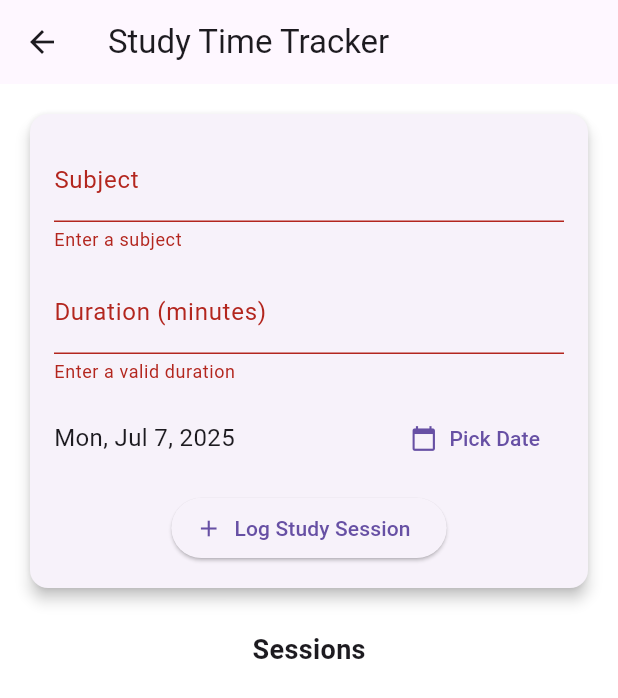
After one commit to Dee4841/Taps_On_App, a Flutter app: the StudyTimeTrackerPage screen opened directly, after a tap on "Log Study Session", on a phone screen of 412 x 824 dp. The commit adds this screen. Shown: the top 698 px of the screen. Run offline on Flutter 3.47's test engine with Material 3 defaults, Android fonts, the phone set to English and light mode, and no system bars; our stand-ins replace flutter_svg, just_audio, shared_preferences, supabase_flutter, table_calendar; missing offline and left inert: flutter_vibrate; accounts and stored records are empty.

Commit message:
Goal, study and tracker pages

```diff
--- /dev/null
+++ b/lib/pages/study_time_tracker.dart
@@ -0,0 +1,276 @@
+import 'package:flutter/material.dart';
+import 'package:intl/intl.dart';
+import 'package:supabase_flutter/supabase_flutter.dart';
+
+class StudyTimeTrackerPage extends StatefulWidget {
+  const StudyTimeTrackerPage({super.key});
+
+  @override
+  State<StudyTimeTrackerPage> createState() => _StudyTimeTrackerPageState();
+}
+
+class _StudyTimeTrackerPageState extends State<StudyTimeTrackerPage> {
+  final _formKey = GlobalKey<FormState>();
+  final _subjectController = TextEditingController();
+  final _durationController = TextEditingController();
+  DateTime _selectedDate = DateTime.now();
+  List<Map<String, dynamic>> _sessions = [];
+
+  @override
+  void initState() {
+    super.initState();
+    _fetchSessions();
+  }
+
+  Future<void> _fetchSessions() async {
+    final user = Supabase.instance.client.auth.currentUser;
+    if (user == null) return;
+
+    final response = await Supabase.instance.client
+        .from('study_sessions')
+        .select()
+        .eq('user_id', user.id)
+        .order('date', ascending: false);
+
+    setState(() {
+      _sessions = List<Map<String, dynamic>>.from(response);
+    });
+  }
+
+  Future<void> _submit() async {
+    if (!_formKey.currentState!.validate()) return;
+
+    final user = Supabase.instance.client.auth.currentUser;
+    if (user == null) return;
+
+    final subject = _subjectController.text.trim();
+    final duration = int.tryParse(_durationController.text.trim()) ?? 0;
+
+    await Supabase.instance.client.from('study_sessions').insert({
+      'user_id': user.id,
+      'subject': subject,
+      'duration': duration,
+      'date': _selectedDate.toIso8601String().substring(0, 10),
+    });
+
+    _subjectController.clear();
+    _durationController.clear();
+    _selectedDate = DateTime.now();
+
+    _fetchSessions();
+  }
+
+  Future<void> _updateSession(String id) async {
+    final subject = _subjectController.text.trim();
+    final duration = int.tryParse(_durationController.text.trim()) ?? 0;
+
+    await Supabase.instance.client.from('study_sessions').update({
+      'subject': subject,
+      'duration': duration,
+      'date': _selectedDate.toIso8601String().substring(0, 10),
+    }).eq('id', id);
+
+    _subjectController.clear();
+    _durationController.clear();
+    _selectedDate = DateTime.now();
+    _fetchSessions();
+  }
+
+  Future<void> _deleteSession(String id) async {
+    await Supabase.instance.client.from('study_sessions').delete().eq('id', id);
+    _fetchSessions();
+  }
+
+  void _showEditDialog(Map<String, dynamic> session) {
+    _subjectController.text = session['subject'];
+    _durationController.text = session['duration'].toString();
+    _selectedDate = DateTime.parse(session['date']);
+
+    showDialog(
+      context: context,
+      builder: (context) {
+        return AlertDialog(
+          title: const Text("Edit Session"),
+          content: Form(
+            key: _formKey,
+            child: Column(
+              mainAxisSize: MainAxisSize.min,
+              children: [
+                TextFormField(
+                  controller: _subjectController,
+                  decoration: const InputDecoration(labelText: 'Subject'),
+                  validator: (value) => value == null || value.isEmpty ? 'Enter a subject' : null,
+                ),
+                const SizedBox(height: 12),
+                TextFormField(
+                  controller: _durationController,
+                  decoration: const InputDecoration(labelText: 'Duration (minutes)'),
+                  keyboardType: TextInputType.number,
+                  validator: (value) {
+                    final num = int.tryParse(value ?? '');
+                    return (num == null || num <= 0) ? 'Enter a valid duration' : null;
+                  },
+                ),
+                const SizedBox(height: 12),
+                Row(
+                  children: [
+                    Text(DateFormat('EEE, MMM d, yyyy').format(_selectedDate)),
+                    const Spacer(),
+                    TextButton.icon(
+                      icon: const Icon(Icons.calendar_today),
+                      label: const Text('Pick Date'),
+                      onPressed: () async {
+                        final picked = await showDatePicker(
+                          context: context,
+                          initialDate: _selectedDate,
+                          firstDate: DateTime(2020),
+                          lastDate: DateTime(2100),
+                        );
+                        if (picked != null) {
+                          setState(() => _selectedDate = picked);
+                        }
+                      },
+                    ),
+                  ],
+                ),
+              ],
+            ),
+          ),
+          actions: [
+            TextButton(onPressed: () => Navigator.pop(context), child: const Text("Cancel")),
+            ElevatedButton(
+              onPressed: () async {
+                await _updateSession(session['id']);
+                if (context.mounted) Navigator.pop(context);
+              },
+              child: const Text("Save"),
+            )
+          ],
+        );
+      },
+    );
+  }
+
+  @override
+  void dispose() {
+    _subjectController.dispose();
+    _durationController.dispose();
+    super.dispose();
+  }
+
+  @override
+  Widget build(BuildContext context) {
+    return Scaffold(
+      appBar: AppBar(title: const Text('Study Time Tracker')),
+      body: SingleChildScrollView(
+        padding: const EdgeInsets.all(16),
+        child: Column(
+          children: [
+            Form(
+              key: _formKey,
+              child: Card(
+                shape: RoundedRectangleBorder(borderRadius: BorderRadius.circular(12)),
+                elevation: 4,
+                child: Padding(
+                  padding: const EdgeInsets.all(16),
+                  child: Column(
+                    children: [
+                      TextFormField(
+                        controller: _subjectController,
+                        decoration: const InputDecoration(labelText: 'Subject'),
+                        validator: (value) => value == null || value.isEmpty ? 'Enter a subject' : null,
+                      ),
+                      const SizedBox(height: 12),
+                      TextFormField(
+                        controller: _durationController,
+                        decoration: const InputDecoration(labelText: 'Duration (minutes)'),
+                        keyboardType: TextInputType.number,
+                        validator: (value) {
+                          final num = int.tryParse(value ?? '');
+                          return (num == null || num <= 0) ? 'Enter a valid duration' : null;
+                        },
+                      ),
+                      const SizedBox(height: 12),
+                      Row(
+                        mainAxisAlignment: MainAxisAlignment.spaceBetween,
+                        children: [
+                          Text(DateFormat('EEE, MMM d, yyyy').format(_selectedDate)),
+                          TextButton.icon(
+                            icon: const Icon(Icons.calendar_today),
+                            label: const Text('Pick Date'),
+                            onPressed: () async {
+                              final picked = await showDatePicker(
+                                context: context,
+                                initialDate: _selectedDate,
+                                firstDate: DateTime(2020),
+                                lastDate: DateTime(2100),
+                              );
+                              if (picked != null) {
+                                setState(() => _selectedDate = picked);
+                              }
+                            },
+                          ),
+                        ],
+                      ),
+                      const SizedBox(height: 12),
+                      ElevatedButton.icon(
+                        icon: const Icon(Icons.add),
+                        label: const Text('Log Study Session'),
+                        onPressed: _submit,
+                      ),
+                    ],
+                  ),
+                ),
+              ),
+            ),
+            const SizedBox(height: 24),
+            const Text('Sessions', style: TextStyle(fontSize: 18, fontWeight: FontWeight.bold)),
+            const SizedBox(height: 12),
+            ..._sessions.map((s) => Dismissible(
+                  key: ValueKey(s['id']),
+                  direction: DismissDirection.endToStart,
+                  background: Container(
+                    alignment: Alignment.centerRight,
+                    padding: const EdgeInsets.symmetric(horizontal: 20),
+                    color: Colors.red,
+                    child: const Icon(Icons.delete, color: Colors.white),
+                  ),
+                  confirmDismiss: (dir) async {
+                    return await showDialog(
+                      context: context,
+                      builder: (_) => AlertDialog(
+                        title: const Text("Delete Session"),
+                        content: const Text("Are you sure you want to delete this session?"),
+                        actions: [
+                          TextButton(onPressed: () => Navigator.pop(context, false), child: const Text("Cancel")),
+                          ElevatedButton(onPressed: () => Navigator.pop(context, true), child: const Text("Delete")),
+                        ],
+                      ),
+                    );
+                  },
+                  onDismissed: (_) => _deleteSession(s['id']),
+                  child: ListTile(
+                    leading: const Icon(Icons.book),
+                    title: Text(s['subject']),
+                    subtitle: Text('${s['duration']} min • ${s['date']}'),
+                    trailing: Row(
+                        mainAxisSize: MainAxisSize.min,
+                        children: [
+                          IconButton(
+                            icon: const Icon(Icons.edit),
+                            onPressed: () => _showEditDialog(s),
+                            ),
+                          IconButton(
+                            icon: const Icon(Icons.delete),
+                          onPressed: () => _deleteSession(s['id']),
+                              ),
+                            ],
+                          ),
+                  ),
+                )),
+          ],
+        ),
+      ),
+    );
+  }
+}
```
Also changed, not shown: lib/pages/goals_page.dart (+7 -2 lines), lib/pages/study_jounal.dart (added, +161 -0 lines).
